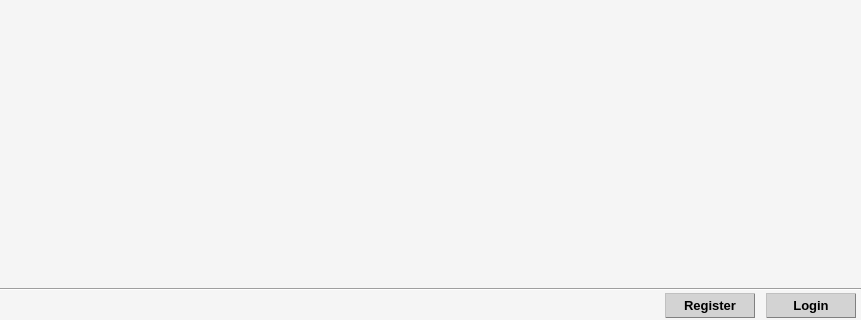
Before: the Qt Designer form CLIENT/RHE_Client/mainwindow.ui in qvinn/RHE, drawn with Qt 5; both pictures show x 0 to 861 and y 340 to 660 of the 861 by 660 pixel window.
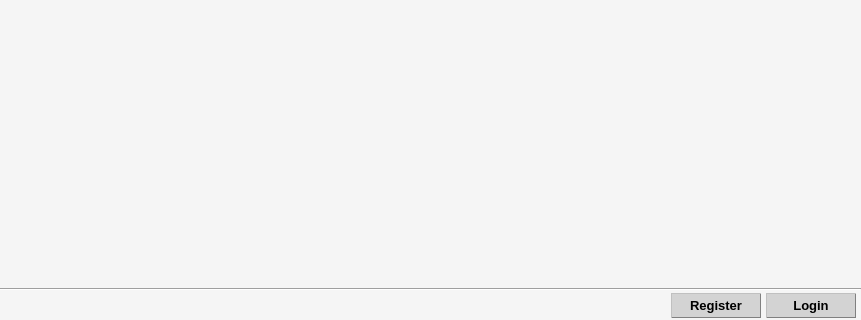
After: the same form once the commit is applied. The open tabs and pages were chosen to show the change.

```diff
--- a/CLIENT/RHE_Client/mainwindow.ui
+++ b/CLIENT/RHE_Client/mainwindow.ui
@@ -121,6 +121,12 @@
      </rect>
     </property>
     <layout class="QHBoxLayout" name="horizontalLayout_login">
+     <property name="spacing">
+      <number>5</number>
+     </property>
+     <property name="rightMargin">
+      <number>5</number>
+     </property>
      <item>
       <spacer name="horizontalSpacer">
        <property name="orientation">
@@ -422,22 +428,6 @@
        </property>
       </widget>
      </item>
-     <item>
-      <spacer name="horizontalSpacer_3">
-       <property name="orientation">
-        <enum>Qt::Horizontal</enum>
-       </property>
-       <property name="sizeType">
-        <enum>QSizePolicy::Minimum</enum>
-       </property>
-       <property name="sizeHint" stdset="0">
-        <size>
-         <width>5</width>
-         <height>20</height>
-        </size>
-       </property>
-      </spacer>
-     </item>
      <item>
       <widget class="QPushButton" name="button_login_logout">
        <property name="sizePolicy">
@@ -723,22 +713,6 @@
        </property>
       </widget>
      </item>
-     <item>
-      <spacer name="horizontalSpacer_2">
-       <property name="orientation">
-        <enum>Qt::Horizontal</enum>
-       </property>
-       <property name="sizeType">
-        <enum>QSizePolicy::Minimum</enum>
-       </property>
-       <property name="sizeHint" stdset="0">
-        <size>
-         <width>5</width>
-         <height>20</height>
-        </size>
-       </property>
-      </spacer>
-     </item>
     </layout>
    </widget>
    <widget class="QWidget" name="verticalLayoutWidget">
```
Left out of the diff: 2 changed lines with no effect on the pictures.
